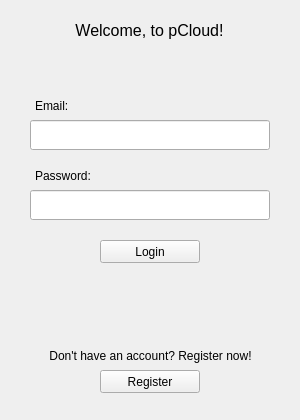
The window that pCloud/loginwindow.ui (pcloudcom/pfs-gui) describes before a commit, drawn with Qt 5.
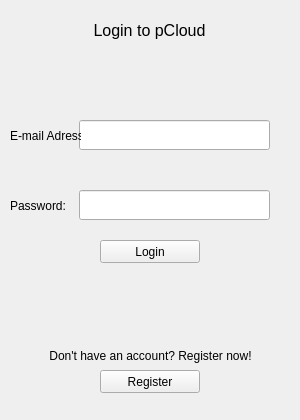
The same window after the commit.

Commit message: UI and installer changes (texts, component position, etc.)

Patch:
```diff
--- a/pCloud/loginwindow.ui
+++ b/pCloud/loginwindow.ui
@@ -17,9 +17,9 @@
    <widget class="QLineEdit" name="password">
     <property name="geometry">
      <rect>
-      <x>30</x>
+      <x>79</x>
       <y>190</y>
-      <width>240</width>
+      <width>191</width>
       <height>30</height>
      </rect>
     </property>
@@ -30,9 +30,9 @@
    <widget class="QLineEdit" name="email">
     <property name="geometry">
      <rect>
-      <x>30</x>
+      <x>79</x>
       <y>120</y>
-      <width>240</width>
+      <width>191</width>
       <height>30</height>
      </rect>
     </property>
@@ -40,9 +40,9 @@
    <widget class="QLabel" name="label_2">
     <property name="geometry">
      <rect>
-      <x>35</x>
-      <y>160</y>
-      <width>111</width>
+      <x>10</x>
+      <y>190</y>
+      <width>71</width>
       <height>31</height>
      </rect>
     </property>
@@ -53,14 +53,14 @@
    <widget class="QLabel" name="label">
     <property name="geometry">
      <rect>
-      <x>35</x>
-      <y>90</y>
-      <width>111</width>
+      <x>10</x>
+      <y>120</y>
+      <width>71</width>
       <height>31</height>
      </rect>
     </property>
     <property name="text">
-     <string>Email:</string>
+     <string>E-mail Adress</string>
     </property>
    </widget>
    <widget class="QLabel" name="error">
@@ -107,7 +107,7 @@
      </font>
     </property>
     <property name="text">
-     <string>Welcome, to pCloud!</string>
+     <string>Login to pCloud</string>
     </property>
     <property name="alignment">
      <set>Qt::AlignCenter</set>
```
Left out of the diff: 3 changed lines with no effect on the pictures. The commit also changes 2 other files.
